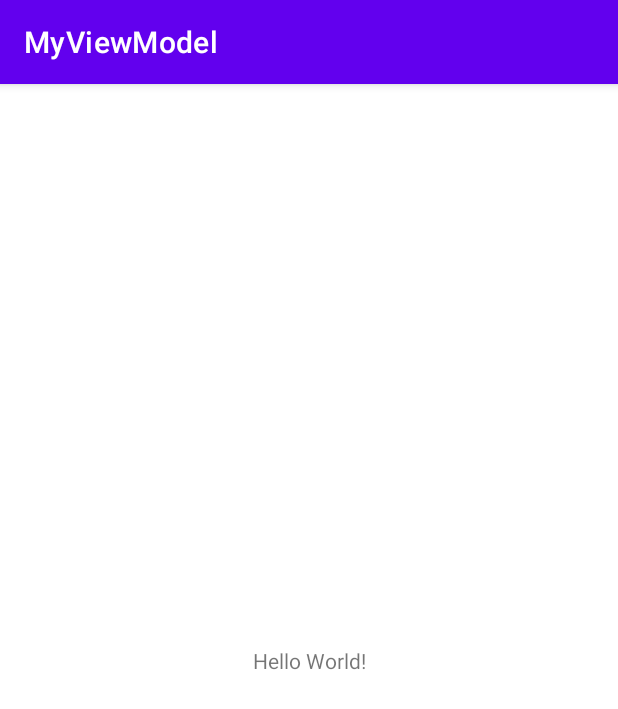
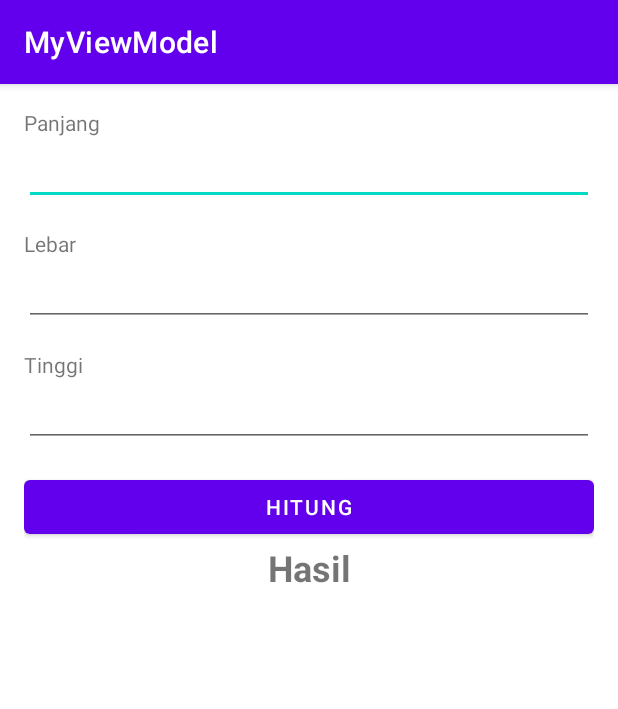
Before and after one commit to riyandifirman/MyViewModel, an Android app: the screen it shows after launch (MainActivity), on a phone screen of 412 x 824 dp. Shown: the top 709 px of the screen. Run offline under Robolectric (Android 15) with nearby library versions, the phone set to English and light mode, and no system bars; 4 statements that could not run were skipped.

Commit message:
finishing simple view model

```diff
--- a/app/build.gradle
+++ b/app/build.gradle
@@ -30,6 +30,10 @@ android {
     kotlinOptions {
         jvmTarget = '1.8'
     }
+
+    buildFeatures {
+        viewBinding true
+    }
 }
 
 dependencies {
@@ -38,6 +42,8 @@ dependencies {
     implementation 'androidx.appcompat:appcompat:1.6.1'
     implementation 'com.google.android.material:material:1.8.0'
     implementation 'androidx.constraintlayout:constraintlayout:2.1.4'
+    implementation "androidx.lifecycle:lifecycle-viewmodel-ktx:2.3.1"
+    implementation "androidx.activity:activity-ktx:1.3.1"
     testImplementation 'junit:junit:4.13.2'
     androidTestImplementation 'androidx.test.ext:junit:1.1.5'
     androidTestImplementation 'androidx.test.espresso:espresso-core:3.5.1'
--- a/app/src/main/java/com/riyandifirman/myviewmodel/MainActivity.kt
+++ b/app/src/main/java/com/riyandifirman/myviewmodel/MainActivity.kt
@@ -2,10 +2,46 @@ package com.riyandifirman.myviewmodel
 
 import androidx.appcompat.app.AppCompatActivity
 import android.os.Bundle
+import androidx.activity.viewModels
+import androidx.lifecycle.ViewModelProvider
+import com.riyandifirman.myviewmodel.databinding.ActivityMainBinding
 
 class MainActivity : AppCompatActivity() {
+
+    private lateinit var activityMainBinding: ActivityMainBinding
+    // private lateinit var viewModel: MainViewModel
+    // penyingkatan kode menggunakan delegation by viewModels()
+    private val viewModel: MainViewModel by viewModels()
+
     override fun onCreate(savedInstanceState: Bundle?) {
         super.onCreate(savedInstanceState)
         setContentView(R.layout.activity_main)
+        activityMainBinding = ActivityMainBinding.inflate(layoutInflater)
+        setContentView(activityMainBinding.root)
+
+        // viewModel = ViewModelProvider(this).get(MainViewModel::class.java)
+
+        displayResult()
+
+        activityMainBinding.btnCalculate.setOnClickListener {
+            val width = activityMainBinding.edtWidth.text.toString()
+            val length = activityMainBinding.edtLength.text.toString()
+            val height = activityMainBinding.edtHeight.text.toString()
+
+            when {
+                width.isEmpty() -> { activityMainBinding.edtWidth.error = "Field ini tidak boleh kosong"}
+                length.isEmpty() -> { activityMainBinding.edtLength.error = "Field ini tidak boleh kosong"}
+                height.isEmpty() -> { activityMainBinding.edtHeight.error = "Field ini tidak boleh kosong"}
+                else -> {
+                    viewModel.calculate(width, length, height)
+                    displayResult()
+                }
+            }
+
+        }
+    }
+
+    private fun displayResult() {
+        activityMainBinding.tvResult.text = viewModel.result.toString()
     }
 }
--- /dev/null
+++ b/app/src/main/java/com/riyandifirman/myviewmodel/MainViewModel.kt
@@ -0,0 +1,11 @@
+package com.riyandifirman.myviewmodel
+
+import androidx.lifecycle.ViewModel
+
+class MainViewModel : ViewModel() {
+    var result = 0
+
+    fun calculate(width: String, length: String, height: String) {
+        result = width.toInt() * length.toInt() * height.toInt()
+    }
+}
--- a/app/src/main/res/layout/activity_main.xml
+++ b/app/src/main/res/layout/activity_main.xml
@@ -1,18 +1,62 @@
 <?xml version="1.0" encoding="utf-8"?>
-<androidx.constraintlayout.widget.ConstraintLayout xmlns:android="http://schemas.android.com/apk/res/android"
-    xmlns:app="http://schemas.android.com/apk/res-auto"
-    xmlns:tools="http://schemas.android.com/tools"
+<LinearLayout xmlns:android="http://schemas.android.com/apk/res/android"
     android:layout_width="match_parent"
     android:layout_height="match_parent"
-    tools:context=".MainActivity">
+    android:orientation="vertical"
+    android:padding="16dp">
 
     <TextView
-        android:layout_width="wrap_content"
+        android:layout_width="match_parent"
         android:layout_height="wrap_content"
-        android:text="Hello World!"
-        app:layout_constraintBottom_toBottomOf="parent"
-        app:layout_constraintEnd_toEndOf="parent"
-        app:layout_constraintStart_toStartOf="parent"
-        app:layout_constraintTop_toTopOf="parent" />
+        android:text="@string/length" />
 
-</androidx.constraintlayout.widget.ConstraintLayout>
+    <EditText
+        android:id="@+id/edt_length"
+        android:layout_width="match_parent"
+        android:layout_height="wrap_content"
+        android:layout_marginBottom="16dp"
+        android:inputType="numberDecimal"
+        android:lines="1" />
+
+    <TextView
+        android:layout_width="match_parent"
+        android:layout_height="wrap_content"
+        android:text="@string/width" />
+
+    <EditText
+        android:id="@+id/edt_width"
+        android:layout_width="match_parent"
+        android:layout_height="wrap_content"
+        android:layout_marginBottom="16dp"
+        android:inputType="numberDecimal"
+        android:lines="1" />
+
+    <TextView
+        android:layout_width="match_parent"
+        android:layout_height="wrap_content"
+        android:text="@string/height" />
+
+    <EditText
+        android:id="@+id/edt_height"
+        android:layout_width="match_parent"
+        android:layout_height="wrap_content"
+        android:layout_marginBottom="16dp"
+        android:inputType="numberDecimal"
+        android:lines="1" />
+
+    <Button
+        android:id="@+id/btn_calculate"
+        android:layout_width="match_parent"
+        android:layout_height="wrap_content"
+        android:text="@string/calculate" />
+
+    <TextView
+        android:id="@+id/tv_result"
+        android:layout_width="match_parent"
+        android:layout_height="wrap_content"
+        android:gravity="center"
+        android:text="@string/result"
+        android:textSize="24sp"
+        android:textStyle="bold" />
+
+</LinearLayout>
--- a/app/src/main/res/values/strings.xml
+++ b/app/src/main/res/values/strings.xml
@@ -1,3 +1,8 @@
 <resources>
     <string name="app_name">MyViewModel</string>
+    <string name="width">Lebar</string>
+    <string name="result">Hasil</string>
+    <string name="calculate">Hitung</string>
+    <string name="height">Tinggi</string>
+    <string name="length">Panjang</string>
 </resources>
```
